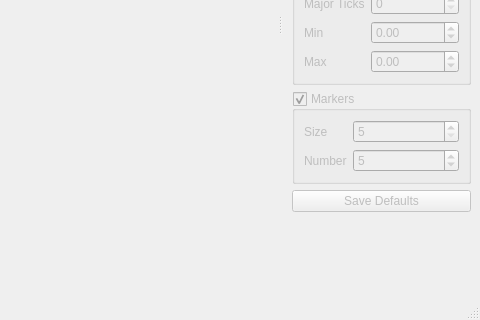
Qt form designer/mainwindow.ui (RuggedScience/AccelExplorer) before a commit; both pictures show x 565 to 1045 and y 280 to 600 of the 1045 by 600 pixel window.
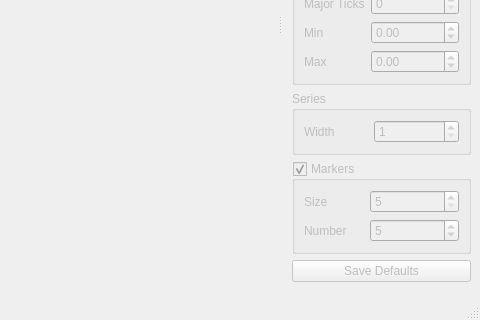
The same form after that commit. Icons and pictures are not drawn. Custom widgets are drawn as their Qt base class.

Commit message: Added ability to set series width

```diff
--- a/designer/mainwindow.ui
+++ b/designer/mainwindow.ui
@@ -236,6 +236,29 @@
        </layout>
       </widget>
      </item>
+     <item>
+      <widget class="QGroupBox" name="series_group">
+       <property name="title">
+        <string>Series</string>
+       </property>
+       <layout class="QFormLayout" name="formLayout_4">
+        <item row="0" column="0">
+         <widget class="QLabel" name="seriesWidth_label">
+          <property name="text">
+           <string>Width          </string>
+          </property>
+         </widget>
+        </item>
+        <item row="0" column="1">
+         <widget class="QSpinBox" name="seriesWidth_spin">
+          <property name="minimum">
+           <number>1</number>
+          </property>
+         </widget>
+        </item>
+       </layout>
+      </widget>
+     </item>
      <item>
       <widget class="QGroupBox" name="marker_group">
        <property name="title">
@@ -265,7 +288,7 @@
         <item row="1" column="0">
          <widget class="QLabel" name="label_10">
           <property name="text">
-           <string>Number</string>
+           <string>Number     </string>
           </property>
          </widget>
         </item>
```
The commit also changes 3 other files.
